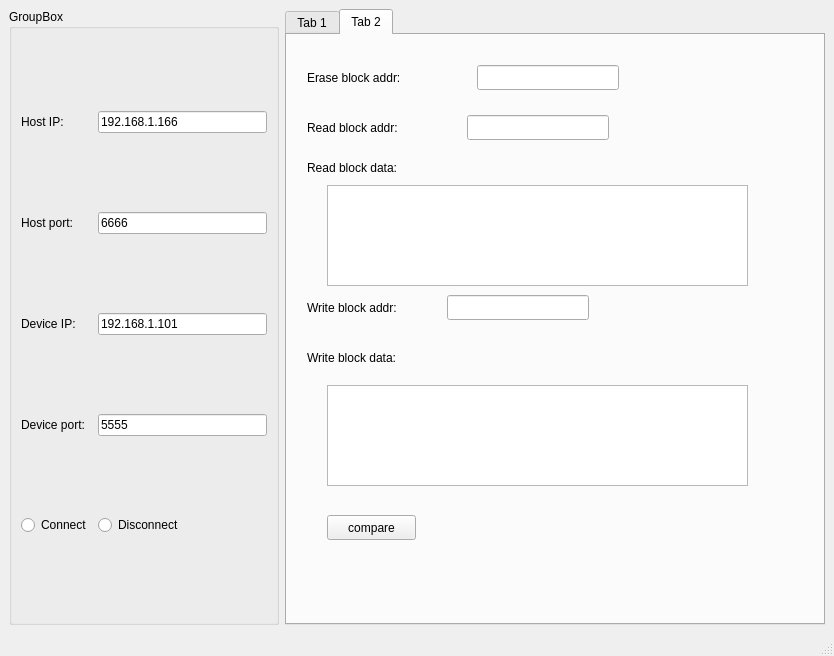
Before: the Qt Designer form mainwindow.ui in kdurant/update_app, drawn with Qt 5.
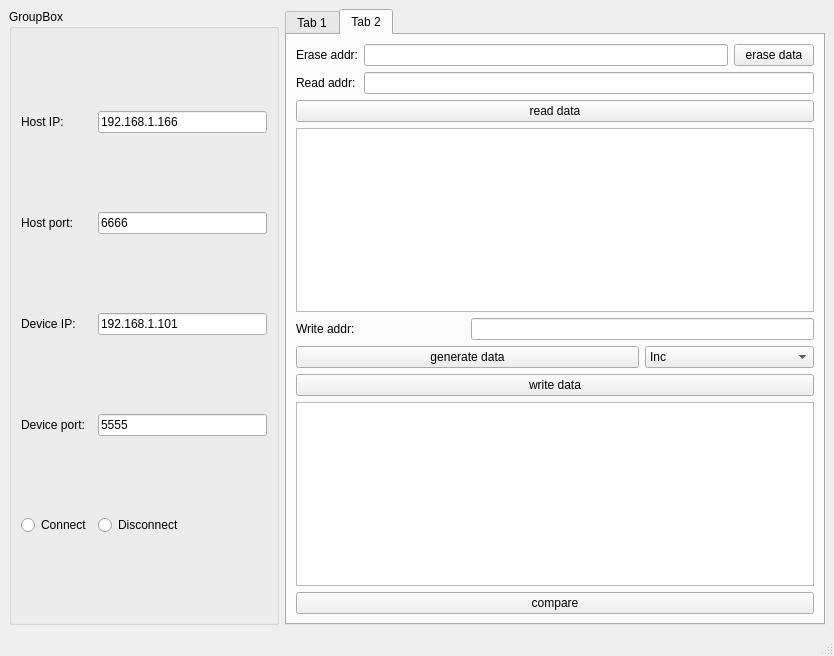
After: the same form once the commit is applied. The open tabs and pages were chosen to show the change.

Commit message: chore: 修改界面

The edit to the form file:
```diff
--- a/mainwindow.ui
+++ b/mainwindow.ui
@@ -169,155 +169,147 @@
        <attribute name="title">
         <string>Tab 2</string>
        </attribute>
-       <widget class="QLabel" name="label_3">
-        <property name="geometry">
-         <rect>
-          <x>20</x>
-          <y>30</y>
-          <width>131</width>
-          <height>25</height>
-         </rect>
-        </property>
-        <property name="text">
-         <string>Erase block addr:</string>
-        </property>
-       </widget>
-       <widget class="QLineEdit" name="lineEdit_3">
-        <property name="geometry">
-         <rect>
-          <x>190</x>
-          <y>30</y>
-          <width>142</width>
-          <height>25</height>
-         </rect>
-        </property>
-        <property name="text">
-         <string/>
-        </property>
-        <property name="maxLength">
-         <number>20</number>
-        </property>
-       </widget>
-       <widget class="QLabel" name="label_4">
-        <property name="geometry">
-         <rect>
-          <x>20</x>
-          <y>80</y>
-          <width>141</width>
-          <height>25</height>
-         </rect>
-        </property>
-        <property name="text">
-         <string>Read block addr:</string>
-        </property>
-       </widget>
-       <widget class="QLabel" name="label_5">
-        <property name="geometry">
-         <rect>
-          <x>20</x>
-          <y>260</y>
-          <width>131</width>
-          <height>25</height>
-         </rect>
-        </property>
-        <property name="text">
-         <string>Write block addr:</string>
-        </property>
-       </widget>
-       <widget class="QPlainTextEdit" name="plainTextEdit">
-        <property name="geometry">
-         <rect>
-          <x>40</x>
-          <y>150</y>
-          <width>421</width>
-          <height>101</height>
-         </rect>
-        </property>
-       </widget>
-       <widget class="QPlainTextEdit" name="plainTextEdit_2">
-        <property name="geometry">
-         <rect>
-          <x>40</x>
-          <y>350</y>
-          <width>421</width>
-          <height>101</height>
-         </rect>
-        </property>
-       </widget>
-       <widget class="QLineEdit" name="lineEdit_4">
-        <property name="geometry">
-         <rect>
-          <x>180</x>
-          <y>80</y>
-          <width>142</width>
-          <height>25</height>
-         </rect>
-        </property>
-        <property name="text">
-         <string/>
-        </property>
-        <property name="maxLength">
-         <number>20</number>
-        </property>
-       </widget>
-       <widget class="QLabel" name="label_6">
-        <property name="geometry">
-         <rect>
-          <x>20</x>
-          <y>120</y>
-          <width>141</width>
-          <height>25</height>
-         </rect>
-        </property>
-        <property name="text">
-         <string>Read block data:</string>
-        </property>
-       </widget>
-       <widget class="QLineEdit" name="lineEdit_5">
-        <property name="geometry">
-         <rect>
-          <x>160</x>
-          <y>260</y>
-          <width>142</width>
-          <height>25</height>
-         </rect>
-        </property>
-        <property name="text">
-         <string/>
-        </property>
-        <property name="maxLength">
-         <number>20</number>
-        </property>
-       </widget>
-       <widget class="QLabel" name="label_7">
-        <property name="geometry">
-         <rect>
-          <x>20</x>
-          <y>310</y>
-          <width>141</width>
-          <height>25</height>
-         </rect>
-        </property>
-        <property name="text">
-         <string>Write block data:</string>
-        </property>
-       </widget>
-       <widget class="QPushButton" name="pushButton_3">
-        <property name="geometry">
-         <rect>
-          <x>40</x>
-          <y>480</y>
-          <width>89</width>
-          <height>25</height>
-         </rect>
-        </property>
-        <property name="toolTip">
-         <string>&lt;html&gt;&lt;head/&gt;&lt;body&gt;&lt;p&gt;compare read and write data in same block&lt;/p&gt;&lt;/body&gt;&lt;/html&gt;</string>
-        </property>
-        <property name="text">
-         <string>compare</string>
-        </property>
-       </widget>
+       <layout class="QVBoxLayout" name="verticalLayout">
+        <item>
+         <layout class="QGridLayout" name="gridLayout_3">
+          <item row="0" column="0">
+           <widget class="QLabel" name="label_3">
+            <property name="text">
+             <string>Erase addr:</string>
+            </property>
+           </widget>
+          </item>
+          <item row="0" column="1">
+           <widget class="QLineEdit" name="lineEdit_EraseAddr">
+            <property name="text">
+             <string/>
+            </property>
+            <property name="maxLength">
+             <number>20</number>
+            </property>
+           </widget>
+          </item>
+          <item row="0" column="2">
+           <widget class="QPushButton" name="bt_Erase">
+            <property name="toolTip">
+             <string>&lt;html&gt;&lt;head/&gt;&lt;body&gt;&lt;p&gt;compare read and write data in same block&lt;/p&gt;&lt;/body&gt;&lt;/html&gt;</string>
+            </property>
+            <property name="text">
+             <string>erase data</string>
+            </property>
+           </widget>
+          </item>
+          <item row="1" column="0">
+           <widget class="QLabel" name="label_4">
+            <property name="text">
+             <string>Read addr:</string>
+            </property>
+           </widget>
+          </item>
+          <item row="1" column="1" colspan="2">
+           <widget class="QLineEdit" name="lineEdit_ReadAddr">
+            <property name="text">
+             <string/>
+            </property>
+            <property name="maxLength">
+             <number>20</number>
+            </property>
+           </widget>
+          </item>
+         </layout>
+        </item>
+        <item>
+         <widget class="QPushButton" name="bt_Read">
+          <property name="toolTip">
+           <string>&lt;html&gt;&lt;head/&gt;&lt;body&gt;&lt;p&gt;compare read and write data in same block&lt;/p&gt;&lt;/body&gt;&lt;/html&gt;</string>
+          </property>
+          <property name="text">
+           <string>read data</string>
+          </property>
+         </widget>
+        </item>
+        <item>
+         <widget class="QPlainTextEdit" name="pte_ReadData"/>
+        </item>
+        <item>
+         <layout class="QGridLayout" name="gridLayout_4">
+          <item row="0" column="1" colspan="2">
+           <widget class="QLineEdit" name="lineEdit_WriteAddr">
+            <property name="text">
+             <string/>
+            </property>
+            <property name="maxLength">
+             <number>20</number>
+            </property>
+           </widget>
+          </item>
+          <item row="1" column="0" colspan="2">
+           <widget class="QPushButton" name="bt_GenerateData">
+            <property name="toolTip">
+             <string>&lt;html&gt;&lt;head/&gt;&lt;body&gt;&lt;p&gt;compare read and write data in same block&lt;/p&gt;&lt;/body&gt;&lt;/html&gt;</string>
+            </property>
+            <property name="text">
+             <string>generate data</string>
+            </property>
+           </widget>
+          </item>
+          <item row="1" column="2">
+           <widget class="QComboBox" name="comboBox_Pattern">
+            <item>
+             <property name="text">
+              <string>Inc</string>
+             </property>
+            </item>
+            <item>
+             <property name="text">
+              <string>Dec</string>
+             </property>
+            </item>
+            <item>
+             <property name="text">
+              <string>Random</string>
+             </property>
+            </item>
+            <item>
+             <property name="text">
+              <string>Constant</string>
+             </property>
+            </item>
+           </widget>
+          </item>
+          <item row="0" column="0">
+           <widget class="QLabel" name="label_5">
+            <property name="text">
+             <string>Write addr:</string>
+            </property>
+           </widget>
+          </item>
+         </layout>
+        </item>
+        <item>
+         <widget class="QPushButton" name="bt_Write">
+          <property name="toolTip">
+           <string>&lt;html&gt;&lt;head/&gt;&lt;body&gt;&lt;p&gt;compare read and write data in same block&lt;/p&gt;&lt;/body&gt;&lt;/html&gt;</string>
+          </property>
+          <property name="text">
+           <string>write data</string>
+          </property>
+         </widget>
+        </item>
+        <item>
+         <widget class="QPlainTextEdit" name="pte_WriteData"/>
+        </item>
+        <item>
+         <widget class="QPushButton" name="bt_Compare">
+          <property name="toolTip">
+           <string>&lt;html&gt;&lt;head/&gt;&lt;body&gt;&lt;p&gt;compare read and write data in same block&lt;/p&gt;&lt;/body&gt;&lt;/html&gt;</string>
+          </property>
+          <property name="text">
+           <string>compare</string>
+          </property>
+         </widget>
+        </item>
+       </layout>
       </widget>
      </widget>
     </item>
```
Left out of the diff: 84 changed lines with no effect on the pictures.
